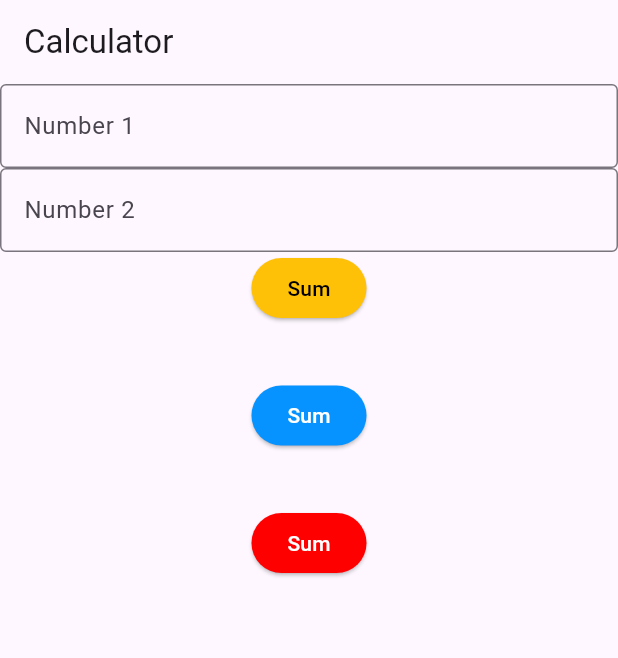
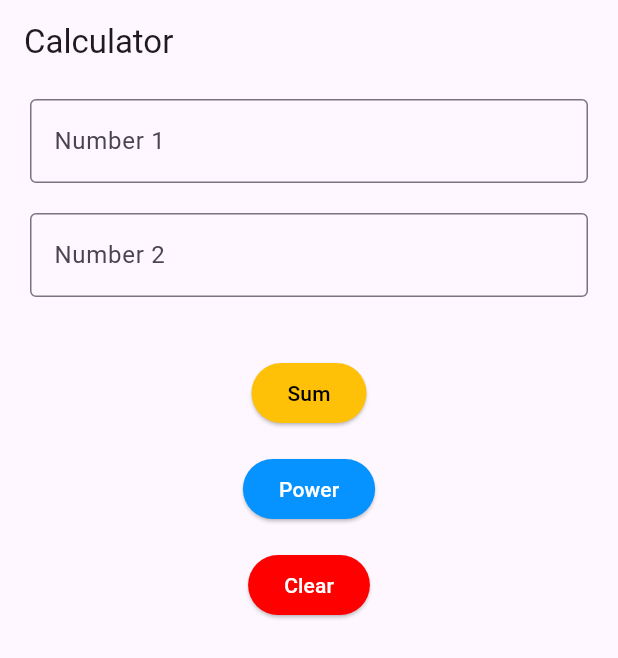
Before and after one commit to FRAmyZ010/MFU-MobileAppDev, a Flutter app: the screen it shows after launch, after a tap on "Sum", on a phone screen of 412 x 824 dp. Shown: the top 658 px of the screen. Run offline on Flutter 3.47's test engine with Material 3 defaults, Android fonts, the phone set to English and light mode, and no system bars; missing offline and left inert: dart:ffi.

Commit message:
Finishing assignment 2

```diff
--- a/Week5/myapp/lib/week04/assignment/calculator.dart
+++ b/Week5/myapp/lib/week04/assignment/calculator.dart
@@ -15,10 +15,37 @@ class _CalculatorState extends State<Calculator> {
 
   // Sum function
 
-  void Sum() {}
+  void Sum(String n1, String n2) {
+    int? num1 = int.tryParse(n1);
+    int? num2 = int.tryParse(n2);
 
-  void Power() {}
-  void Clear() {}
+    if (num1 != null && num2 != null) {
+      setState(() {
+        String value = (num1 + num2).toString();
+        ans = "Result = $value";
+      });
+    }
+  }
+
+  void Power(String n1, String n2) {
+    int? num1 = int.tryParse(n1);
+    int? num2 = int.tryParse(n2);
+
+    if (num1 != null && num2 != null) {
+      setState(() {
+        String value = (num1 * num2).toString();
+        ans = "Result = $value";
+      });
+    }
+  }
+
+  void Clear() {
+    setState(() {
+      ans = "";
+      tcNum1.clear();
+      tcNum2.clear();
+    });
+  }
 
   @override
   Widget build(BuildContext context) {
@@ -27,7 +54,12 @@ class _CalculatorState extends State<Calculator> {
       body: Column(
         children: [
           Padding(
-            padding: const EdgeInsets.only(),
+            padding: const EdgeInsets.only(
+              top: 10,
+              bottom: 20,
+              left: 20,
+              right: 20,
+            ),
             child: TextField(
               controller: tcNum1,
               decoration: InputDecoration(
@@ -37,9 +69,9 @@ class _CalculatorState extends State<Calculator> {
             ),
           ),
           Padding(
-            padding: const EdgeInsets.only(),
+            padding: const EdgeInsets.only(left: 20, right: 20, bottom: 40),
             child: TextField(
-              controller: tcNum1,
+              controller: tcNum2,
               decoration: InputDecoration(
                 border: OutlineInputBorder(),
                 labelText: "Number 2",
@@ -48,7 +80,9 @@ class _CalculatorState extends State<Calculator> {
           ),
 
           ElevatedButton(
-            onPressed: Sum,
+            onPressed: () {
+              Sum(tcNum1.text, tcNum2.text);
+            },
             child: Text('Sum'),
             style: ElevatedButton.styleFrom(
               backgroundColor: Colors.amber,
@@ -56,29 +90,38 @@ class _CalculatorState extends State<Calculator> {
             ),
           ),
           SizedBox(height: 16),
-          Text(ans),
 
           ElevatedButton(
-            onPressed: Power,
-            child: Text('Sum'),
+            onPressed: () {
+              Power(tcNum1.text, tcNum2.text);
+            },
+            child: Text('Power'),
             style: ElevatedButton.styleFrom(
               backgroundColor: const Color.fromARGB(255, 7, 147, 255),
               foregroundColor: Colors.white,
             ),
           ),
           SizedBox(height: 16),
-          Text(ans),
 
           ElevatedButton(
-            onPressed: Clear,
-            child: Text('Sum'),
+            onPressed: () {
+              Clear();
+            },
+            child: Text('Clear'),
             style: ElevatedButton.styleFrom(
               backgroundColor: const Color.fromARGB(255, 254, 0, 0),
               foregroundColor: Colors.white,
             ),
           ),
           SizedBox(height: 16),
-          Text(ans),
+          Text(
+            ans,
+            style: TextStyle(
+              color: Colors.red, // 🔴 เปลี่ยนสีข้อความ
+              fontSize: 20, // ปรับขนาดได้ด้วย
+              fontWeight: FontWeight.bold, // ตัวหนา
+            ),
+          ),
         ],
       ),
     );
```
